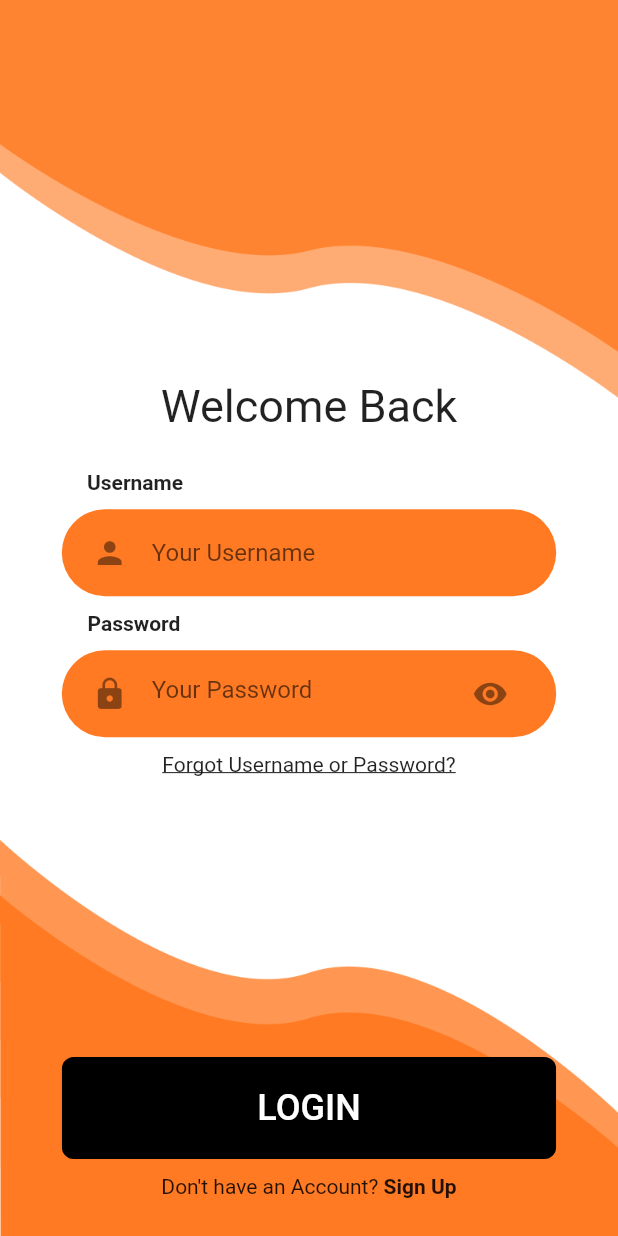
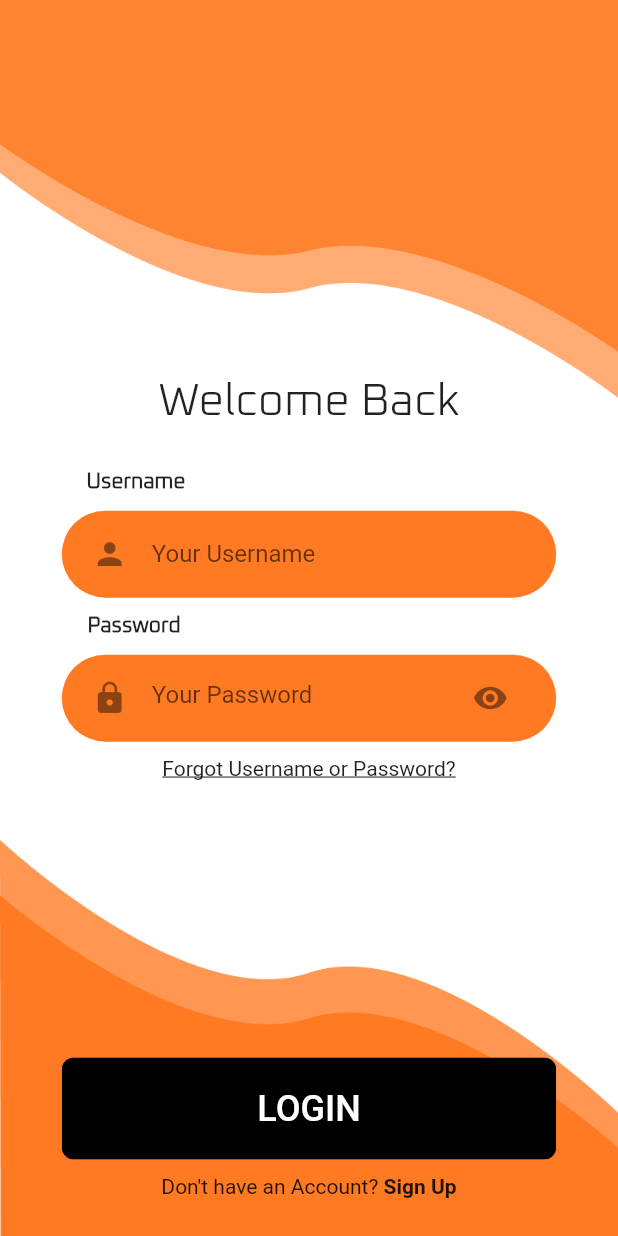
Before and after one commit to SpotaDevelopment/app, a Flutter app: the LoginScreen screen opened directly, on a phone screen of 412 x 824 dp. Run offline on Flutter 3.47's test engine with Material 2 defaults, Android fonts, the phone set to English and light mode, and no system bars.

Commit message:
Added our font to the Login page

```diff
--- a/lib/Screens/Login/components/body.dart
+++ b/lib/Screens/Login/components/body.dart
@@ -26,8 +26,9 @@ class Body extends StatelessWidget {
           Text(
             "Welcome Back",
             style: TextStyle(
+                fontFamily: "Oxanium",
                 fontWeight: FontWeight.normal,
-                fontSize: 30), //TODO: change this font
+                fontSize: 30),
           ),
           Spacer(),
           Row(mainAxisAlignment: MainAxisAlignment.start, children: <Widget>[
@@ -35,7 +36,8 @@ class Body extends StatelessWidget {
             Text(
               "Username",
               style: TextStyle(
-                  fontWeight: FontWeight.bold), //TODO: change this font
+                  fontFamily: "Oxanium",
+                  fontWeight: FontWeight.bold),
             ),
             Spacer(flex: 5),
           ]),
@@ -48,7 +50,9 @@ class Body extends StatelessWidget {
             Spacer(),
             Text(
               "Password",
-              style: TextStyle(fontWeight: FontWeight.bold),
+              style: TextStyle(
+                fontFamily: "Oxanium",
+                fontWeight: FontWeight.bold),
             ),
             Spacer(flex: 5)
           ]),
--- a/lib/main.dart
+++ b/lib/main.dart
@@ -1,5 +1,3 @@
-import 'dart:html';
-
 import 'package:flutter/material.dart';
 import 'package:sign_ups/Screens/Welcome/welcome_screen.dart';
 import 'package:sign_ups/constants.dart';
@@ -20,14 +18,12 @@ class MyApp extends StatelessWidget {
       theme: ThemeData(
         primaryColor: primaryColor,
         scaffoldBackgroundColor: Colors.white,
-
-
       ),
       home: WelcomeScreen(),
     );
   }
 
-  AppBar getHeaderBar() {
+  AppBar headerBar() {
     return AppBar(
       title: Text('Spota',
           style: TextStyle(
--- a/pubspec.yaml
+++ b/pubspec.yaml
@@ -60,11 +60,10 @@ flutter:
   # To add assets to your application, add an assets section, like this:
   assets:
     - assets/images/
-    - assets/icons/
     - assets/font/
 
   fonts:
-     - family: Oxanium
+    - family: Oxanium
       fonts:
         - asset: assets/font/Oxanium/static/Oxanium-Light.ttf
 
```
Lines whose indentation alone changed are shown as unchanged.
